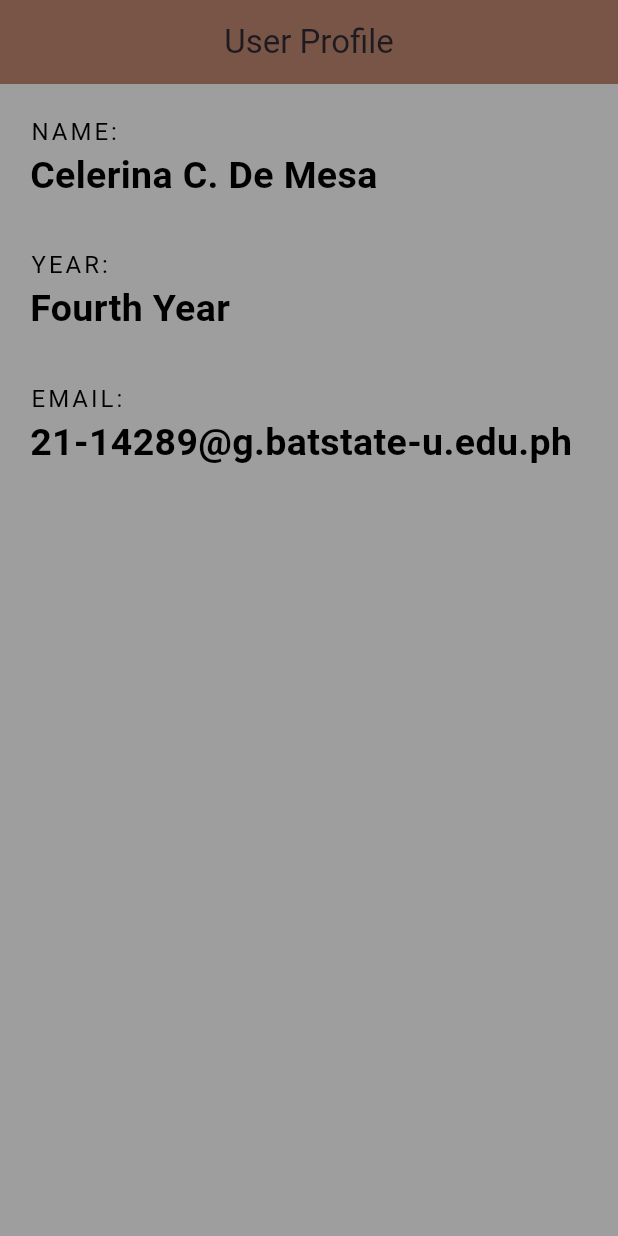
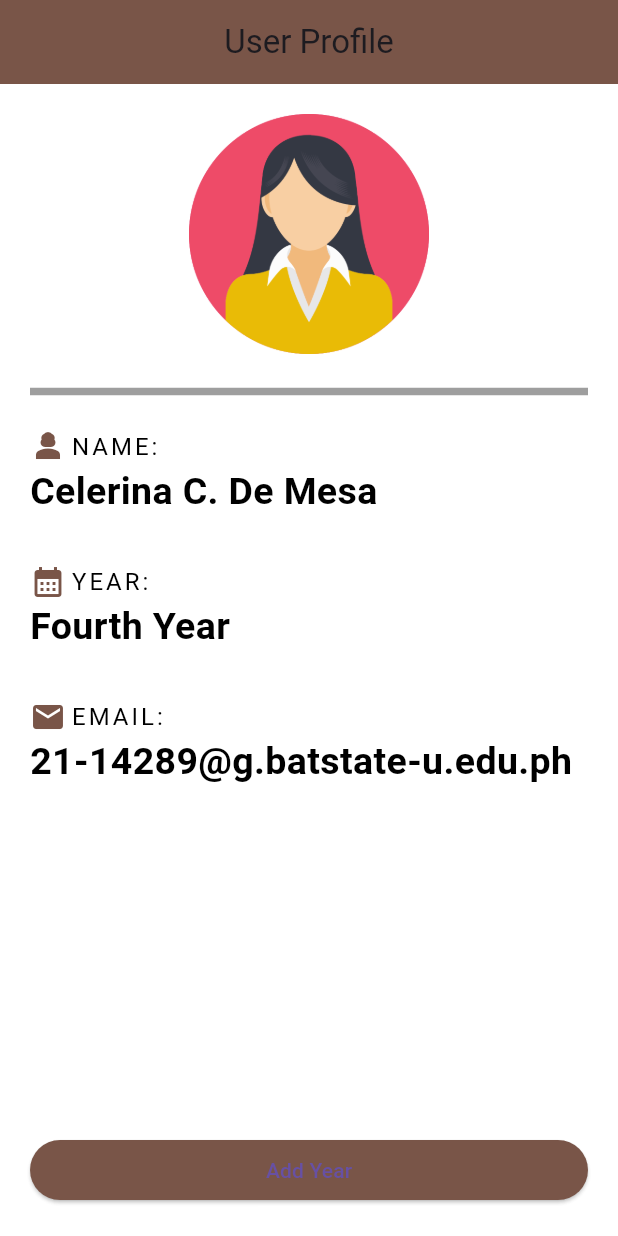
Before and after one commit to CelerinaD/Front-App, a Flutter app: the screen it shows after launch, on a phone screen of 412 x 824 dp. Run offline on Flutter 3.47's test engine with Material 3 defaults, Android fonts, the phone set to English and light mode, and no system bars.

```diff
--- /dev/null
+++ b/lib/home.dart
@@ -0,0 +1,135 @@
+import 'package:flutter/material.dart';
+
+class Home extends StatelessWidget {
+  const Home({super.key});
+
+  @override
+  Widget build(BuildContext context) {
+    return  Scaffold(
+      backgroundColor: Colors.white70,
+      appBar: AppBar(
+        title: Text('User Profile'),
+        backgroundColor: Colors.brown,
+        centerTitle: true,
+      ),
+      body: Padding(
+        padding:  EdgeInsets.all(20.0),
+        child: Column(
+          mainAxisAlignment: MainAxisAlignment.spaceBetween,
+          children: <Widget>[
+
+            Column(
+              crossAxisAlignment: CrossAxisAlignment.start,
+              children: <Widget>[
+                Center(
+                  child: CircleAvatar(
+                    child: Image.asset('assets/6997662.png'),
+                    radius: 80.0,
+                  ),
+                ),
+                Divider(
+                  height: 50.0,
+                  color: Colors.grey,
+                  thickness: 5.0,
+                ),
+                Row(
+                  children: [
+                    Icon(
+                        Icons.person_3,
+                      color: Colors. brown,
+
+                    ),
+                    SizedBox(width: 3.0,),
+                    Text(
+                      'NAME:',
+                      style: TextStyle(
+                        fontSize: 16.0,
+                        color: Colors.black,
+                        letterSpacing: 2.0,
+                      ),
+                    ),
+                  ],
+                ),
+
+                Text(
+                  'Celerina C. De Mesa',
+                  style: TextStyle(
+                    fontWeight: FontWeight.bold,
+                    color: Colors.black,
+                    fontSize: 25.0,
+                  ),
+
+                ),
+                SizedBox(height: 30.0,),
+                Row(
+                  children: [
+                    Icon(Icons.calendar_month,
+                    color: Colors.brown,
+                    ),
+                    SizedBox(width: 3.0,),
+
+                    Text(
+                      'YEAR:',
+                      style: TextStyle(
+                        fontSize: 16.0,
+                        color: Colors.black,
+                        letterSpacing: 2.0,
+
+                      ),
+                    ),
+                  ],
+                ),
+                Text(
+                  'Fourth Year',
+                  style: TextStyle(
+                    fontWeight: FontWeight.bold,
+                    color: Colors.black,
+                    fontSize: 25.0,
+                  ),
+                ),
+                SizedBox(height: 30.0,),
+                Row(
+                  children: [
+                    Icon(Icons.email,
+                      color: Colors.brown,
+                    ),
+                    SizedBox(width: 3.0,),
+                    Text(
+                      'EMAIL:',
+                      style: TextStyle(
+                        fontSize: 16.0,
+                        color: Colors.black,
+                        letterSpacing: 2.0,
+                      ),
+                    ),
+                  ],
+                ),
+                Text(
+                  '21-14289@g.batstate-u.edu.ph',
+                  style: TextStyle(
+                    fontWeight: FontWeight.bold,
+                    color: Colors.black,
+                    fontSize: 25.0,
+                  ),
+                ),
+              ],
+            ),
+            Column(
+              crossAxisAlignment: CrossAxisAlignment.stretch,
+              children: [
+                ElevatedButton(
+                    onPressed: (){},
+                    child: Text('Add Year'),
+                  style: ButtonStyle(
+                    backgroundColor: WidgetStateProperty.all(Colors.brown),
+                  ),
+                ),
+              ],
+            ),
+          ],
+        ),
+      ),
+
+    );
+  }
+}
--- a/lib/main.dart
+++ b/lib/main.dart
@@ -1,73 +1,6 @@
 import 'package:flutter/material.dart';
+import 'package:mobile_appfront/home.dart';
 
 void main() => runApp(MaterialApp(
-  home: Scaffold(
-    backgroundColor: Colors.grey,
-    appBar: AppBar(
-      title: Text('User Profile'),
-      backgroundColor: Colors.brown,
-      centerTitle: true,
-    ),
-    body: Padding(
-      padding:  EdgeInsets.all(20.0),
-      child: Column(
-        crossAxisAlignment: CrossAxisAlignment.start,
-        children: <Widget>[
-          Text(
-            'NAME:',
-            style: TextStyle(
-              fontSize: 16.0,
-              color: Colors.black,
-              letterSpacing: 2.0,
-            ),
-          ),
-          Text(
-            'Celerina C. De Mesa',
-            style: TextStyle(
-              fontWeight: FontWeight.bold,
-              color: Colors.black,
-              fontSize: 25.0,
-            ),
-
-          ),
-          SizedBox(height: 30.0,),
-          Text(
-            'YEAR:',
-            style: TextStyle(
-              fontSize: 16.0,
-              color: Colors.black,
-              letterSpacing: 2.0,
-
-            ),
-          ),
-          Text(
-            'Fourth Year',
-            style: TextStyle(
-              fontWeight: FontWeight.bold,
-              color: Colors.black,
-              fontSize: 25.0,
-            ),
-          ),
-          SizedBox(height: 30.0,),
-          Text(
-            'EMAIL:',
-            style: TextStyle(
-              fontSize: 16.0,
-              color: Colors.black,
-              letterSpacing: 2.0,
-            ),
-          ),
-          Text(
-            '21-14289@g.batstate-u.edu.ph',
-            style: TextStyle(
-              fontWeight: FontWeight.bold,
-              color: Colors.black,
-              fontSize: 25.0,
-            ),
-          ),
-        ],
-      ),
-    ),
-
-  ),
+  home: Home(),
 ));
--- a/pubspec.yaml
+++ b/pubspec.yaml
@@ -59,8 +59,8 @@ flutter:
   uses-material-design: true
 
   # To add assets to your application, add an assets section, like this:
-  # assets:
-  #   - images/a_dot_burr.jpeg
+  assets:
+    - assets/
   #   - images/a_dot_ham.jpeg
 
   # An image asset can refer to one or more resolution-specific "variants", see
```
Also changed, not shown: assets/6997662.png (added).
